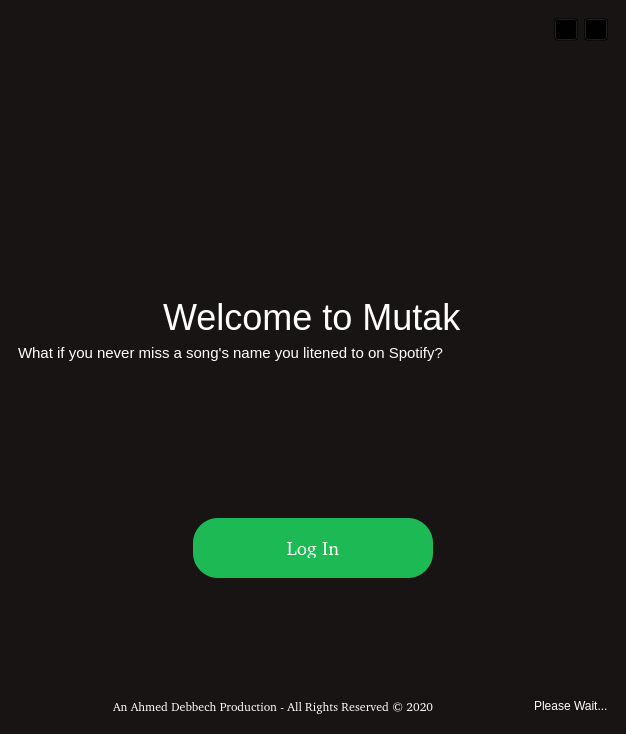
This is mutak/mainwindow.ui in ahmed-debbech/mutak as Qt 5 draws it before an edit. The edited form follows.
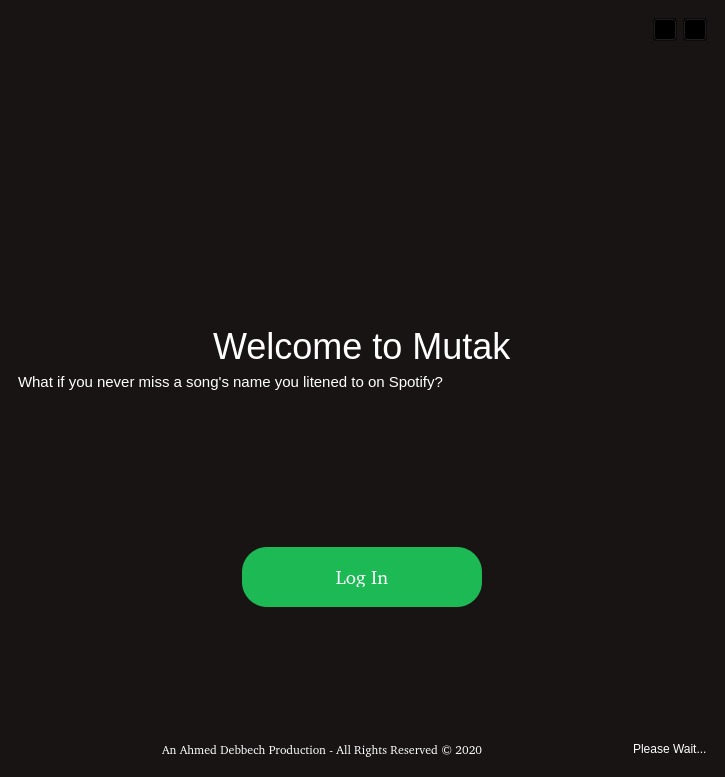
This is the edited form. The open tabs and pages were chosen to show the change.

The edit to the form file:
```diff
--- a/mutak/mainwindow.ui
+++ b/mutak/mainwindow.ui
@@ -6,8 +6,8 @@
    <rect>
     <x>0</x>
     <y>0</y>
-    <width>626</width>
-    <height>734</height>
+    <width>725</width>
+    <height>777</height>
    </rect>
   </property>
   <property name="sizePolicy">
```
Left out of the diff: 2 changed lines with no effect on the pictures.
